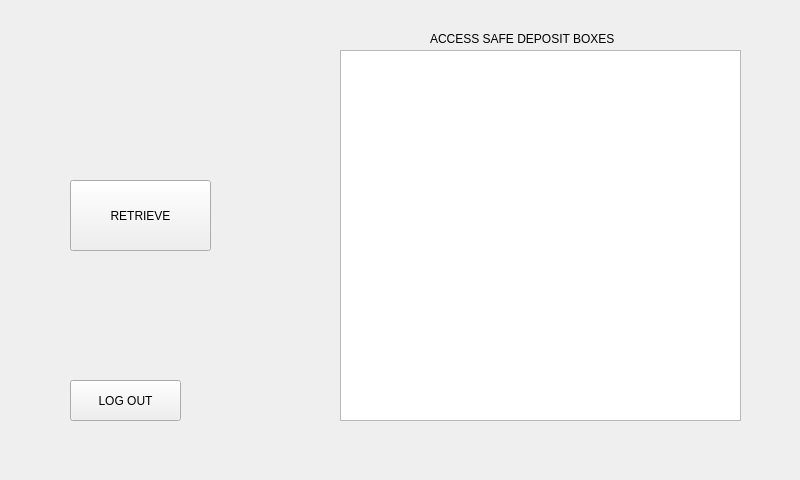
The window that FlexVault_Qt/userboxaccess.ui (andreaslydemann/FlexVault) describes before a commit, drawn with Qt 5.
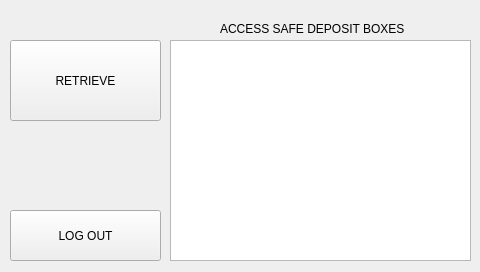
The same window after the commit.

What changed in the file:
```diff
--- a/FlexVault_Qt/userboxaccess.ui
+++ b/FlexVault_Qt/userboxaccess.ui
@@ -6,8 +6,8 @@
    <rect>
     <x>0</x>
     <y>0</y>
-    <width>800</width>
-    <height>480</height>
+    <width>480</width>
+    <height>272</height>
    </rect>
   </property>
   <property name="windowTitle">
@@ -16,10 +16,10 @@
   <widget class="QPushButton" name="retrieveButton">
    <property name="geometry">
     <rect>
-     <x>70</x>
-     <y>180</y>
-     <width>141</width>
-     <height>71</height>
+     <x>10</x>
+     <y>40</y>
+     <width>151</width>
+     <height>81</height>
     </rect>
    </property>
    <property name="text">
@@ -29,10 +29,10 @@
   <widget class="QPushButton" name="logOutButton">
    <property name="geometry">
     <rect>
-     <x>70</x>
-     <y>380</y>
-     <width>111</width>
-     <height>41</height>
+     <x>10</x>
+     <y>210</y>
+     <width>151</width>
+     <height>51</height>
     </rect>
    </property>
    <property name="text">
@@ -42,18 +42,18 @@
   <widget class="QListWidget" name="boxListWidget">
    <property name="geometry">
     <rect>
-     <x>340</x>
-     <y>50</y>
-     <width>401</width>
-     <height>371</height>
+     <x>170</x>
+     <y>40</y>
+     <width>301</width>
+     <height>221</height>
     </rect>
    </property>
   </widget>
   <widget class="QLabel" name="label">
    <property name="geometry">
     <rect>
-     <x>430</x>
-     <y>30</y>
+     <x>220</x>
+     <y>20</y>
      <width>271</width>
      <height>17</height>
     </rect>
```
